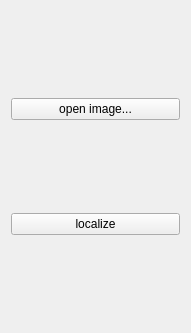
First picture: the form in mainwindow.ui, repository BlueRayONE/LPR, before the edit.
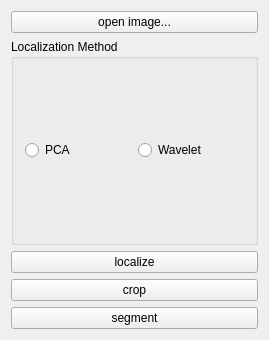
Second picture: the form after the edit.

```diff
--- a/mainwindow.ui
+++ b/mainwindow.ui
@@ -6,8 +6,8 @@
    <rect>
     <x>0</x>
     <y>0</y>
-    <width>191</width>
-    <height>333</height>
+    <width>269</width>
+    <height>340</height>
    </rect>
   </property>
   <property name="windowTitle">
@@ -22,6 +22,33 @@
       </property>
      </widget>
     </item>
+    <item>
+     <layout class="QHBoxLayout" name="horizontalLayout">
+      <item>
+       <widget class="QGroupBox" name="groupBox">
+        <property name="title">
+         <string>Localization Method</string>
+        </property>
+        <layout class="QHBoxLayout" name="horizontalLayout_2">
+         <item>
+          <widget class="QRadioButton" name="radio_pca">
+           <property name="text">
+            <string>PCA</string>
+           </property>
+          </widget>
+         </item>
+         <item>
+          <widget class="QRadioButton" name="radio_wavelet">
+           <property name="text">
+            <string>Wavelet</string>
+           </property>
+          </widget>
+         </item>
+        </layout>
+       </widget>
+      </item>
+     </layout>
+    </item>
     <item>
      <widget class="QPushButton" name="btn_localize">
       <property name="text">
@@ -29,6 +56,20 @@
       </property>
      </widget>
     </item>
+    <item>
+     <widget class="QPushButton" name="btn_crop">
+      <property name="text">
+       <string>crop</string>
+      </property>
+     </widget>
+    </item>
+    <item>
+     <widget class="QPushButton" name="btn_segment">
+      <property name="text">
+       <string>segment</string>
+      </property>
+     </widget>
+    </item>
    </layout>
   </widget>
   <widget class="QMenuBar" name="menuBar">
```
Left out of the diff: 2 changed lines with no effect on the pictures.
